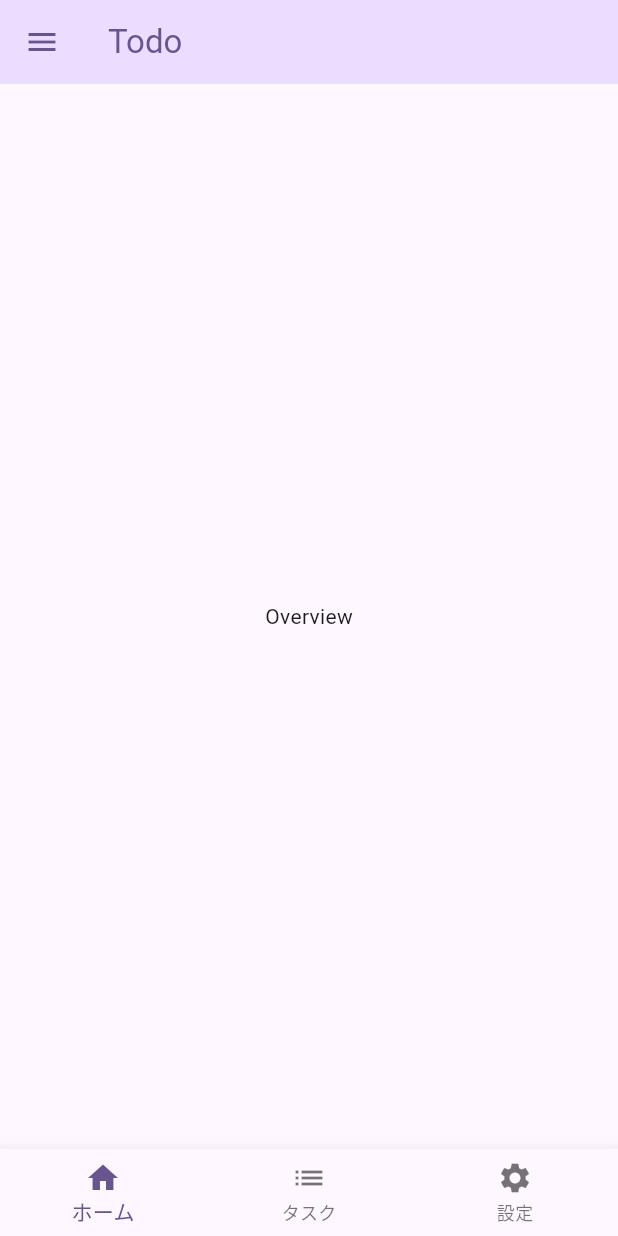
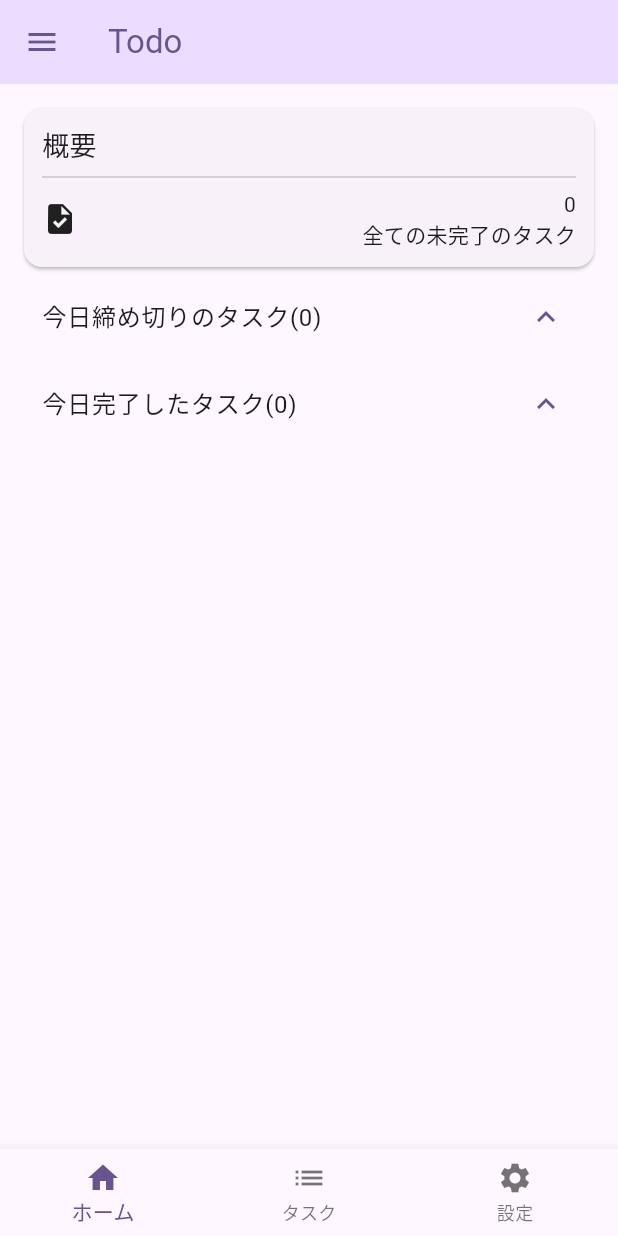
Before and after one commit to tombee-studio/todo_app, a Flutter app: the screen it shows after launch, after a tap on the "add" icon, on a phone screen of 412 x 824 dp. Run offline on Flutter 3.47's test engine with Material 3 defaults, Android fonts, the phone set to English and light mode, and no system bars; our stand-ins replace date_field, drift, flutter_slidable, sqlite3_flutter_libs; missing offline and left inert: sqlite3; accounts and stored records are empty; generated files the repository leaves out were written again.

Commit message:
概要表示機能を追加

```diff
--- /dev/null
+++ b/lib/ui/home/view/components/task_list_abstract_item.dart
@@ -0,0 +1,30 @@
+import 'package:intl/intl.dart';
+import 'package:flutter/material.dart';
+import 'package:todo_app/data/task_data.dart';
+
+class TaskListAbstractItem extends StatelessWidget {
+  final TaskData task;
+
+  const TaskListAbstractItem({super.key, required this.task});
+
+  @override
+  Widget build(BuildContext context) {
+    final completedAt = task.completedAt;
+    return ListTile(
+        title: Text(task.name),
+        subtitle:
+            Column(crossAxisAlignment: CrossAxisAlignment.start, children: [
+          Text(completedAt == null
+              ? "作業中"
+              : "完了日時：${DateFormat.yMMMMd().format(completedAt)} ${DateFormat.Hm().format(completedAt)}")
+        ]));
+  }
+
+  IconData status(DateTime? completedAt) {
+    if (completedAt == null) {
+      return Icons.check_box_outline_blank;
+    } else {
+      return Icons.check_box;
+    }
+  }
+}
--- a/lib/ui/home/view/pages/overview_page.dart
+++ b/lib/ui/home/view/pages/overview_page.dart
@@ -1,5 +1,6 @@
 import 'package:flutter/material.dart';
 import 'package:todo_app/bases/view_model_widget.dart';
+import 'package:todo_app/ui/home/view/components/task_list_abstract_item.dart';
 import 'package:todo_app/ui/home/view_model/home_screen_view_model.dart';
 
 class OverviewPage extends ViewModelWidget<HomeScreenViewModel> {
@@ -7,6 +8,72 @@ class OverviewPage extends ViewModelWidget<HomeScreenViewModel> {
 
   @override
   Widget build(BuildContext context) {
-    return Center(child: Text("Overview"));
+    final now = DateTime.now();
+    final today = DateTime(now.year, now.month, now.day + 1);
+    final deadlineTask = parentViewModel.model.tasks
+        .where((task) => task.deadline.isBefore(today));
+    final uncompletedTasks = deadlineTask.where((task) => !task.isCompleted);
+    final completedTasks = deadlineTask.where((task) => task.isCompleted);
+    return SingleChildScrollView(
+        child: Padding(
+            padding: const EdgeInsets.all(12.0),
+            child: Column(
+                crossAxisAlignment: CrossAxisAlignment.start,
+                mainAxisSize: MainAxisSize.min,
+                children: [
+                  Card(
+                      child: Padding(
+                          padding: const EdgeInsets.all(12.0),
+                          child: Column(
+                              crossAxisAlignment: CrossAxisAlignment.start,
+                              children: [
+                                const Text("概要",
+                                    style: TextStyle(fontSize: 18.0)),
+                                const Divider(),
+                                Row(
+                                    mainAxisAlignment:
+                                        MainAxisAlignment.spaceAround,
+                                    children: [
+                                      createRowItem(Icons.task, "全ての未完了のタスク",
+                                          parentViewModel.model.tasks.length)
+                                    ]),
+                              ]))),
+                  Theme(
+                      data: Theme.of(context)
+                          .copyWith(dividerColor: Colors.transparent),
+                      child: Column(
+                          mainAxisAlignment: MainAxisAlignment.start,
+                          crossAxisAlignment: CrossAxisAlignment.start,
+                          children: [
+                            ExpansionTile(
+                                initiallyExpanded: true,
+                                title: Text(
+                                    "今日締め切りのタスク(${uncompletedTasks.length})"),
+                                children: uncompletedTasks
+                                    .map((task) =>
+                                        TaskListAbstractItem(task: task))
+                                    .toList()),
+                            ExpansionTile(
+                                initiallyExpanded: true,
+                                title: Text(
+                                    "今日完了したタスク(${uncompletedTasks.length})"),
+                                children: completedTasks
+                                    .map((task) =>
+                                        TaskListAbstractItem(task: task))
+                                    .toList())
+                          ]))
+                ])));
+  }
+
+  Widget createRowItem(IconData icon, String label, int value) {
+    return Expanded(
+        child:
+            Row(mainAxisAlignment: MainAxisAlignment.spaceBetween, children: [
+      Icon(icon),
+      Column(crossAxisAlignment: CrossAxisAlignment.end, children: [
+        Text("$value", textAlign: TextAlign.right),
+        Text(label, textAlign: TextAlign.right)
+      ])
+    ]));
   }
 }
```
